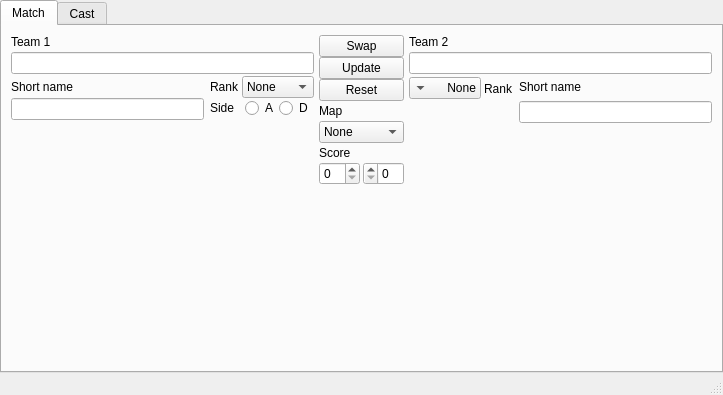
Old version of the form mainwindow.ui in the repository Krutix/ORCs-SBT.
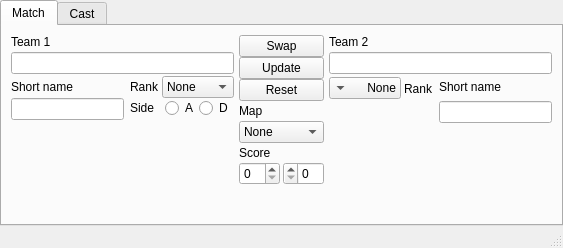
New version of the form. The open tabs and pages were chosen to show the change.

What changed in the file:
```diff
--- a/mainwindow.ui
+++ b/mainwindow.ui
@@ -6,8 +6,8 @@
    <rect>
     <x>0</x>
     <y>0</y>
-    <width>723</width>
-    <height>395</height>
+    <width>563</width>
+    <height>248</height>
    </rect>
   </property>
   <property name="windowTitle">
```
Left out of the diff: 4 changed lines with no effect on the pictures.
